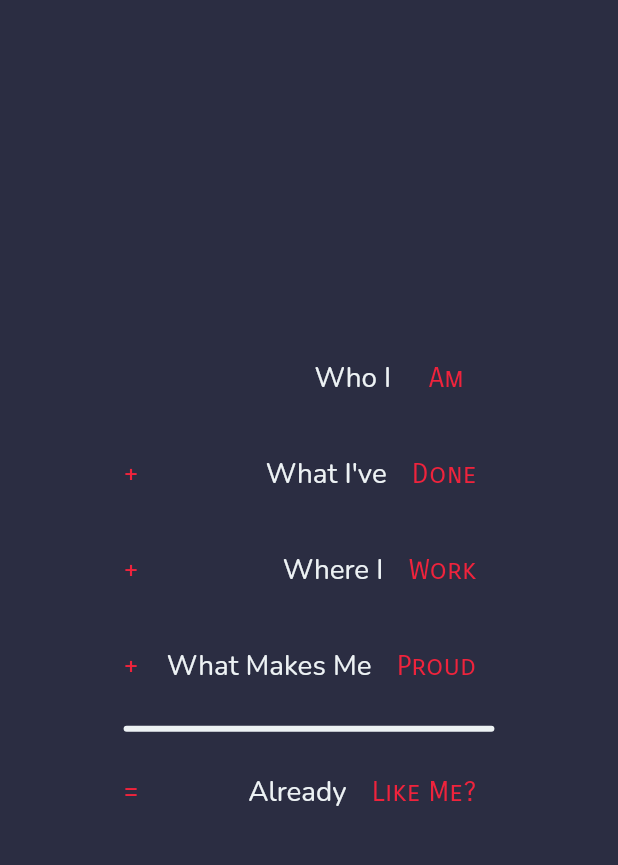
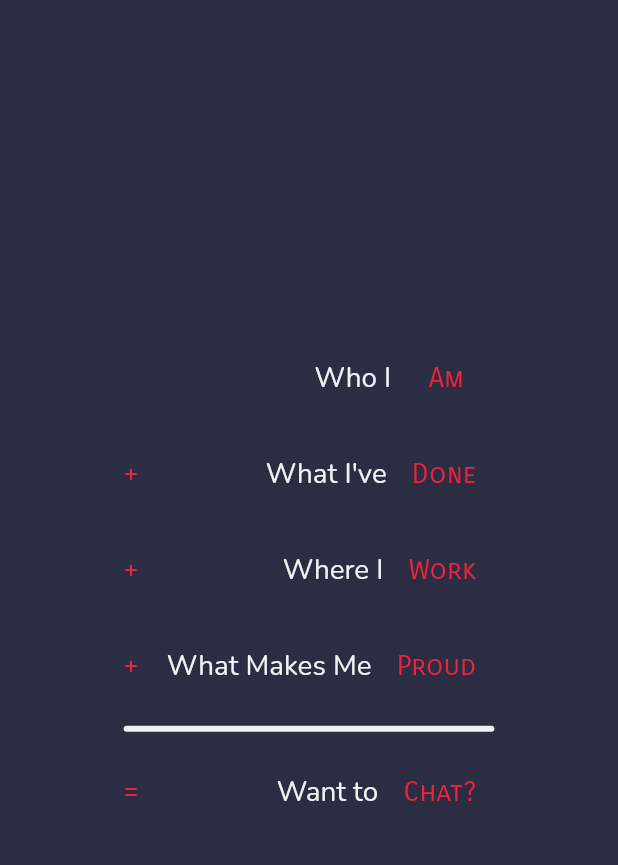
Before and after one commit to jk-tripathy/jk-tripathy.github.io, a Flutter app: the HomePage screen opened by its route, on a phone screen of 412 x 824 dp, the part 114-979 px from its top. Run offline on Flutter 3.47's test engine with Material 3 defaults, Android fonts, the phone set to English and light mode, and no system bars; our stand-ins replace go_router; missing offline and left inert: dart:html.

Commit message:
feat: change contact text

```diff
--- a/lib/screens/home.dart
+++ b/lib/screens/home.dart
@@ -90,8 +90,8 @@ class HomePage extends StatelessWidget {
                       SectionsNav(
                         tag: 'contact',
                         symbol: "=",
-                        text: 'Already ',
-                        emphText: 'Like Me?',
+                        text: 'Want to ',
+                        emphText: 'Chat?',
                         transitionType: transitionType,
                         size: sectionWidth,
                       ),
```
